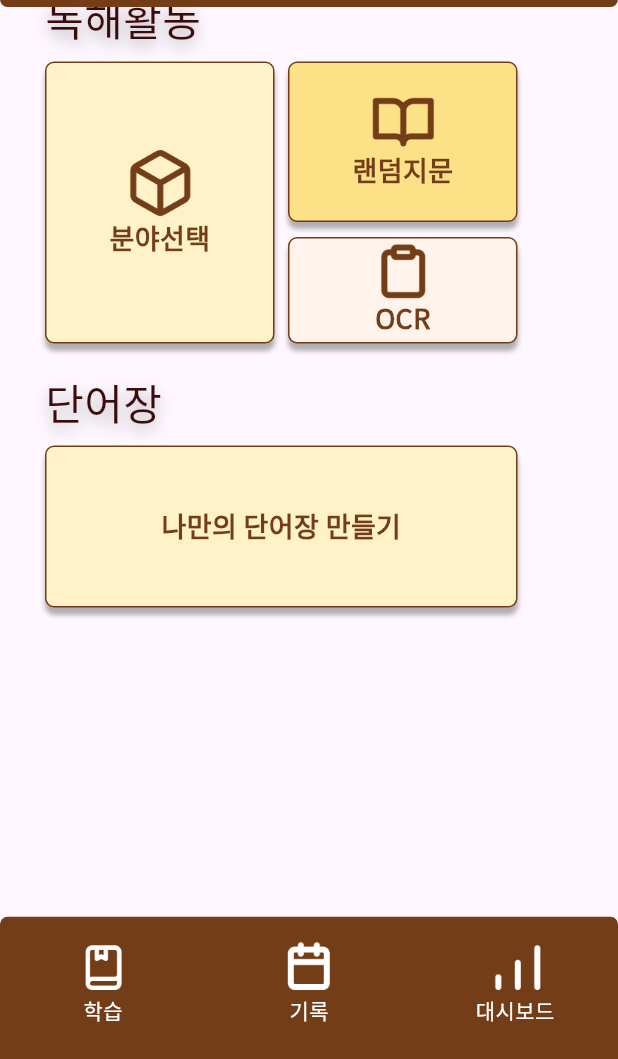
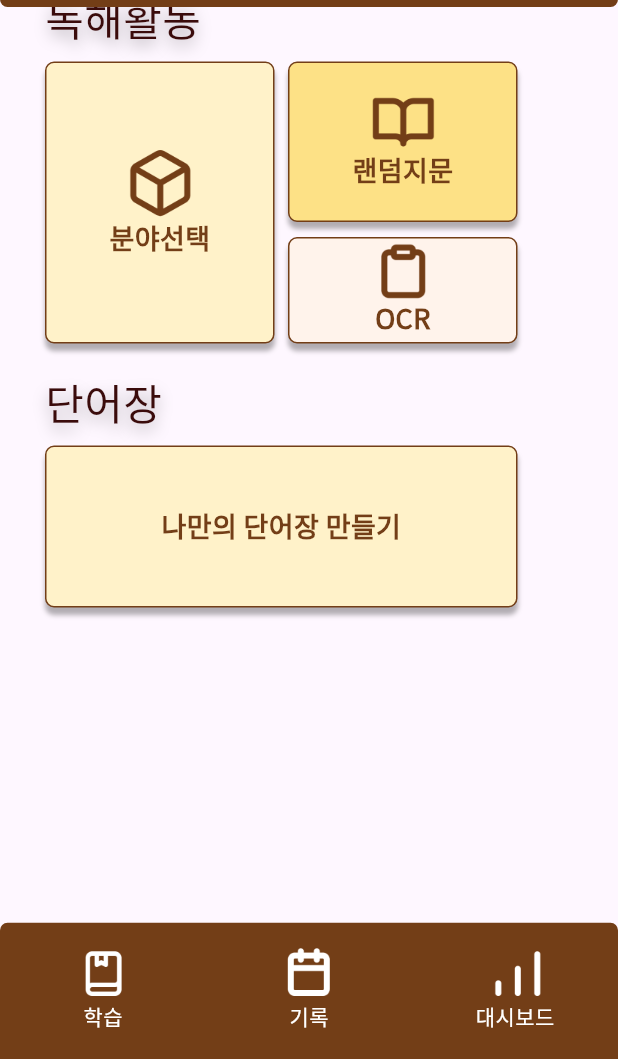
Before and after one commit to INHATC-EUNHATHON-TEAM6/FE, a Flutter app: the screen it shows after launch, on a phone screen of 412 x 824 dp, the part 177-1236 px from its top. Run offline on Flutter 3.47's test engine with Material 3 defaults, Android fonts, the light colour scheme and no system bars; Roboto replaces fonts that are missing (Jalnan).

Commit message:
STYLE: bottom 패딩 재조정

```diff
--- a/lib/widgets/navigation_widget.dart
+++ b/lib/widgets/navigation_widget.dart
@@ -17,7 +17,7 @@ class NavigationWidget extends StatelessWidget {
         context: context,
         removeBottom: true,
         child: Padding(
-          padding: EdgeInsets.only(top: 9, bottom: 16),
+          padding: EdgeInsets.only(top: 9, bottom: 12),
           child: BottomNavigationBar(
             backgroundColor: Colors.transparent,
             elevation: 0,
```
